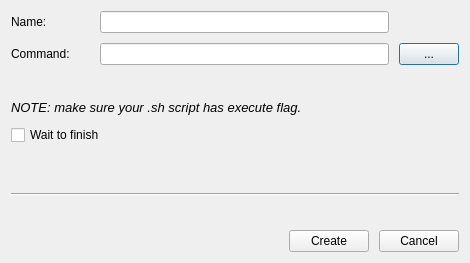
First picture: the form in src/gui/dialogs/scripteditordialog.ui, repository do-i/thumbgrid, before the edit.
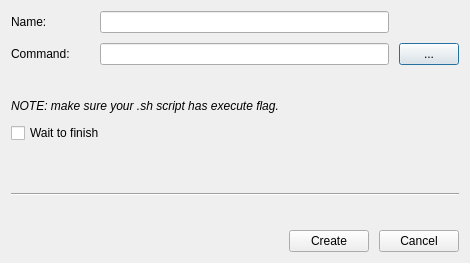
Second picture: the form after the edit.

Commit message: Take corner radii and the small video text size from stylesheet tokens, and let the version and note labels follow the font size

The edit to the form file:
```diff
--- a/src/gui/dialogs/scripteditordialog.ui
+++ b/src/gui/dialogs/scripteditordialog.ui
@@ -76,7 +76,6 @@
       <widget class="QLabel" name="label_3">
        <property name="font">
         <font>
-         <pointsize>10</pointsize>
          <italic>true</italic>
         </font>
        </property>
@@ -116,11 +115,6 @@
      </item>
      <item row="2" column="0" colspan="3">
       <widget class="QLabel" name="keywordsLabel">
-       <property name="font">
-        <font>
-         <pointsize>10</pointsize>
-        </font>
-       </property>
        <property name="text">
         <string/>
        </property>
```
The commit also changes 4 other files.
